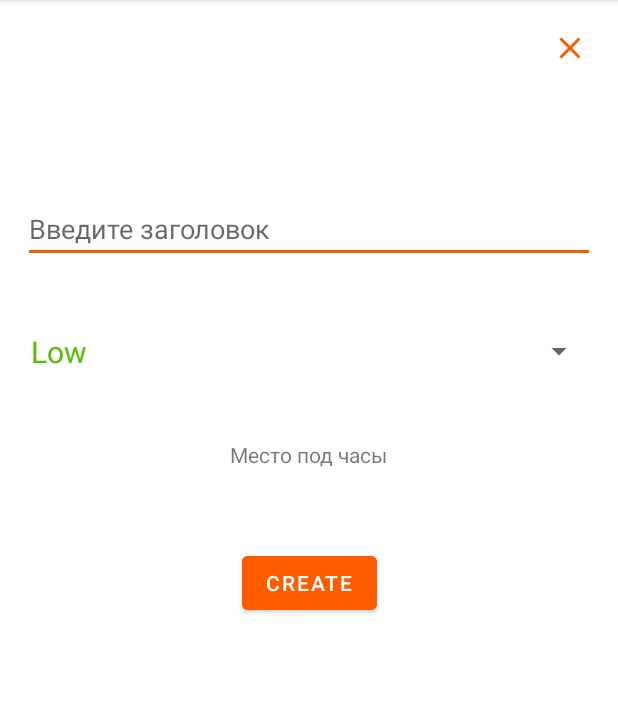
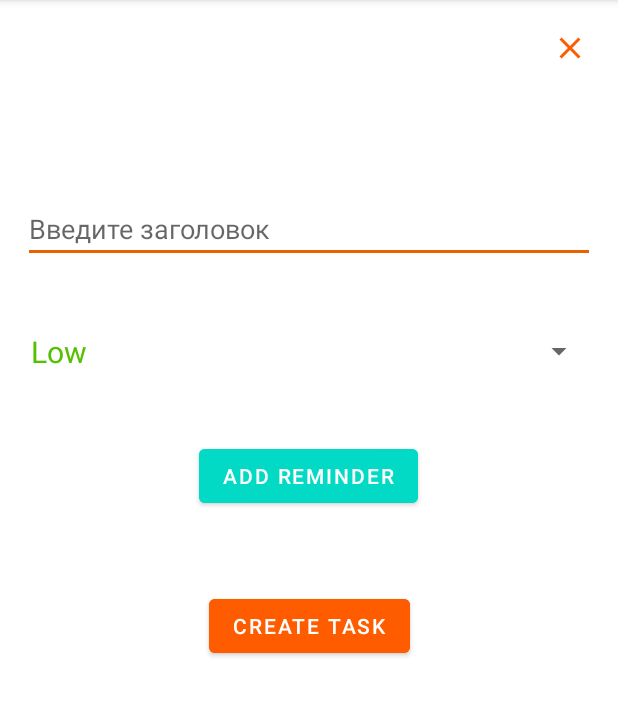
Before and after one commit to ToDoProj/ToDoProj, an Android app: the TaskSetupActivity screen opened directly, with no data from a screen before it, on a phone screen of 412 x 824 dp, the part 84-800 px from its top. Run offline under Robolectric (Android 15) with nearby library versions, the phone set to English and light mode, and no system bars; our stand-ins replace Room's generated code.

Commit message:
reminders

```diff
--- a/app/src/main/AndroidManifest.xml
+++ b/app/src/main/AndroidManifest.xml
@@ -9,7 +9,6 @@
         android:roundIcon="@mipmap/ic_launcher_round"
         android:supportsRtl="true"
         android:theme="@style/Theme.ToDoProj">
-        <activity android:name=".views.AddReminderTestActivity"></activity>
         <activity android:name=".MainActivity">
             <intent-filter>
                 <action android:name="android.intent.action.MAIN" />
@@ -18,6 +17,8 @@
             </intent-filter>
         </activity>
 
+        <receiver android:name=".util.NotifierAlarm"/>
+
         <activity
             android:name=".views.activity.TaskSetupActivity"
             android:exported="false"
--- a/app/src/main/java/ru/androidlab/todoproj/data/TaskDao.kt
+++ b/app/src/main/java/ru/androidlab/todoproj/data/TaskDao.kt
@@ -8,6 +8,12 @@ import androidx.room.Update
 
 @Dao
 interface TaskDao {
+    @Query("SELECT * FROM TaskEntity WHERE id = :id")
+    fun getById(id:Long):TaskEntity
+
+    @Query("SELECT * FROM TaskEntity")
+    fun getAll(): List<TaskEntity>
+
     @Query("SELECT * FROM TaskEntity WHERE done = :done ORDER BY id DESC")
     fun  getAllActualTask(done: Boolean): LiveData<List<TaskEntity>>
 
--- a/app/src/main/java/ru/androidlab/todoproj/data/repository/ITaskRepository.kt
+++ b/app/src/main/java/ru/androidlab/todoproj/data/repository/ITaskRepository.kt
@@ -4,6 +4,8 @@ import androidx.lifecycle.LiveData
 import ru.androidlab.todoproj.data.TaskEntity
 
 interface ITaskRepository {
+    fun getAll():List<TaskEntity>
+    fun getById(id:Long):TaskEntity
     fun getAllActualTask(): LiveData<List<TaskEntity>>
     fun getAllDone(): LiveData<List<TaskEntity>>
     fun filterByLowPriority(): LiveData<List<TaskEntity>>
--- a/app/src/main/java/ru/androidlab/todoproj/util/DateTimePickerDialogPickerListener.kt
+++ b/app/src/main/java/ru/androidlab/todoproj/util/DateTimePickerDialogPickerListener.kt
@@ -3,6 +3,5 @@ package ru.androidlab.todoproj.util
 import java.util.*
 
 interface DateTimePickerDialogPickerListener {
-    fun datePicked(date: Date)
-    fun timePicked(time: Date)
+    fun dateTimePicked(date: Date)
 }
--- a/app/src/main/java/ru/androidlab/todoproj/util/MockUtil.kt
+++ b/app/src/main/java/ru/androidlab/todoproj/util/MockUtil.kt
@@ -1,7 +1,7 @@
 package ru.androidlab.todoproj.util
-
-import ru.androidlab.todoproj.data.TaskEntity
 
 object MockUtil {
     const val GET_TASK_ENTITY = "TASK_ENTITY"
+    const val TITLE_EXTRA = "title"
+    const val ID_EXTRA = "id"
 }
--- /dev/null
+++ b/app/src/main/java/ru/androidlab/todoproj/views/activity/ITaskSetupView.kt
@@ -0,0 +1,7 @@
+package ru.androidlab.todoproj.views.activity
+
+import android.app.DatePickerDialog
+
+interface ITaskSetupView{
+    fun openDateTimeDialog(datePickerDialog: DatePickerDialog)
+}
--- a/app/src/main/java/ru/androidlab/todoproj/views/activity/TaskSetupActivity.kt
+++ b/app/src/main/java/ru/androidlab/todoproj/views/activity/TaskSetupActivity.kt
@@ -1,37 +1,58 @@
 package ru.androidlab.todoproj.views.activity
 
+import android.app.DatePickerDialog
 import android.os.Bundle
 import android.text.SpannableString
 import android.text.style.ForegroundColorSpan
 import android.widget.ArrayAdapter
+import android.widget.Toast
 import androidx.activity.viewModels
 import androidx.appcompat.app.AppCompatActivity
 import androidx.core.widget.addTextChangedListener
 import ru.androidlab.todoproj.R
+import ru.androidlab.todoproj.data.TaskDao
 import ru.androidlab.todoproj.data.TaskEntity
 import ru.androidlab.todoproj.databinding.TaskSetupBinding
+import ru.androidlab.todoproj.presenters.TaskSetupPresenter
+import ru.androidlab.todoproj.util.DateTimePickerDialogPickerListener
+import ru.androidlab.todoproj.util.DateTimePickerDialogProducer
 import ru.androidlab.todoproj.util.MockUtil
+import ru.androidlab.todoproj.util.MockUtil.GET_TASK_ENTITY
+import ru.androidlab.todoproj.util.MockUtil.ID_EXTRA
 import ru.androidlab.todoproj.viewmodels.TaskViewModel
+import java.util.*
 
 
-class TaskSetupActivity : AppCompatActivity() {
+class TaskSetupActivity : AppCompatActivity(), ITaskSetupView {
 
     private var isEditState = false
     private var task: TaskEntity = TaskEntity()
     private val taskViewModel: TaskViewModel by viewModels()
     private lateinit var binding: TaskSetupBinding
+    private lateinit var presenter: TaskSetupPresenter
+    private var remindDate: Date? = null
 
     override fun onCreate(savedInstanceState: Bundle?) {
         super.onCreate(savedInstanceState)
         binding = TaskSetupBinding.inflate(layoutInflater)
         setContentView(binding.root)
 
-        (intent?.getSerializableExtra(MockUtil.GET_TASK_ENTITY) as? TaskEntity)?.let { entity ->
+        (intent?.getSerializableExtra(GET_TASK_ENTITY) as? TaskEntity)?.let { entity ->
             task = entity
             isEditState = true
             binding.editTextTitle.setText(entity.title)
-            binding.btnSave.setText(getString(R.string.btn_save))
+            binding.btnSave.text = getString(R.string.btn_save)
         }
+
+        val taskId = intent?.getLongExtra(ID_EXTRA, -1)
+
+        if(taskId != null && taskId>0){
+            task = taskViewModel.getById(taskId)
+            isEditState = true
+            binding.editTextTitle.setText(task.title)
+            binding.btnSave.text = getString(R.string.btn_save)
+        }
+
 
         binding.btnSave.setOnClickListener {
             if (isEditState) {
@@ -44,7 +65,14 @@ class TaskSetupActivity : AppCompatActivity() {
                     binding.spinner.selectedItem?.toString() ?: ""
                 )
                 taskViewModel.save()
+                if (remindDate != null) {
+                    val tasks = taskViewModel.getAll()
+                    val newTask = tasks.get(tasks.size-1)
+                    newTask.description="10"
+                    presenter.createAlarm(remindDate!!,newTask, this)
+                }
             }
+
             finish()
         }
 
@@ -54,6 +82,22 @@ class TaskSetupActivity : AppCompatActivity() {
 
         binding.btnClose.setOnClickListener {
             finish()
+        }
+
+        val dialogProducer =
+            DateTimePickerDialogProducer(this, object : DateTimePickerDialogPickerListener {
+                override fun dateTimePicked(date: Date) {
+                    Toast.makeText(this@TaskSetupActivity, date.toString(), Toast.LENGTH_LONG)
+                        .show()
+                    //presenter.createAlarm(date,"Oh My", this@TaskSetupActivity)
+                    remindDate = date
+                }
+            })
+
+        presenter = TaskSetupPresenter(this, dialogProducer)
+
+        binding.addReminderButton.setOnClickListener {
+            presenter.openDateTimeDialog()
         }
 
         setupSpinner()
@@ -100,4 +144,8 @@ class TaskSetupActivity : AppCompatActivity() {
         //dataAdapter.setDropDownViewResource(R.layout.spinner_item)
         binding.spinner.adapter = dataAdapter
     }
+
+    override fun openDateTimeDialog(datePickerDialog: DatePickerDialog) {
+        datePickerDialog.show()
+    }
 }
--- a/app/src/main/res/layout/task_setup.xml
+++ b/app/src/main/res/layout/task_setup.xml
@@ -1,7 +1,5 @@
 <?xml version="1.0" encoding="utf-8"?>
-<androidx.constraintlayout.widget.ConstraintLayout
-    xmlns:android="http://schemas.android.com/apk/res/android"
-    xmlns:tools="http://schemas.android.com/tools"
+<androidx.constraintlayout.widget.ConstraintLayout xmlns:android="http://schemas.android.com/apk/res/android"
     android:layout_width="match_parent"
     android:layout_height="match_parent"
     xmlns:app="http://schemas.android.com/apk/res-auto"
@@ -19,12 +17,13 @@
         app:layout_constraintTop_toTopOf="parent"
         app:srcCompat="@drawable/ic_baseline_close_24" />
 
-    <TextView
-        android:id="@+id/textView2"
+    <com.google.android.material.button.MaterialButton
+        android:id="@+id/add_reminder_button"
         android:layout_width="wrap_content"
         android:layout_height="wrap_content"
         android:layout_marginTop="40dp"
-        android:text="Место под часы"
+        android:text="@string/add_reminder"
+        android:backgroundTint="@color/design_default_color_secondary"
         app:layout_constraintEnd_toEndOf="parent"
         app:layout_constraintHorizontal_bias="0.498"
         app:layout_constraintStart_toStartOf="parent"
@@ -68,6 +67,6 @@
         android:text="@string/save"
         app:layout_constraintEnd_toEndOf="parent"
         app:layout_constraintStart_toStartOf="parent"
-        app:layout_constraintTop_toBottomOf="@+id/textView2" />
+        app:layout_constraintTop_toBottomOf="@+id/add_reminder_button" />
 
 </androidx.constraintlayout.widget.ConstraintLayout>
--- a/app/src/main/res/values/strings.xml
+++ b/app/src/main/res/values/strings.xml
@@ -2,7 +2,7 @@
     <string name="app_name">ToDoProj</string>
     <string name="hello_blank_fragment">Hello blank fragment</string>
 
-    <string name="save">Create</string>
+    <string name="save">Create Task</string>
     <string name="title">Введите заголовок</string>
     <string name="description">Введите описание</string>
     <string name="priority">Приоритет задачи</string>
@@ -15,6 +15,7 @@
     <string name="show_completed_tasks">SHOW COMPLETED TASKS</string>
     <string name="show_actual_task">SHOW ACTUAL TASKS</string>
     <string name="priority_menu_item">PIORITY FILTER</string>
+    <string name="add_reminder">ADD REMINDER</string>
 
     <string-array name="taskStatus">
         <item>Low</item>
```
Also changed, not shown: app/src/main/java/ru/androidlab/todoproj/data/repository/TaskRepository.kt (+26 -7 lines), app/src/main/java/ru/androidlab/todoproj/presenters/TaskSetupPresenter.kt (added, +49 -0 lines), app/src/main/java/ru/androidlab/todoproj/util/DateTimePickerDialogProducer.kt (+5 -2 lines), app/src/main/java/ru/androidlab/todoproj/util/NotifierAlarm.kt (added, +59 -0 lines), app/src/main/java/ru/androidlab/todoproj/viewmodels/TaskViewModel.kt (+8 -0 lines).
